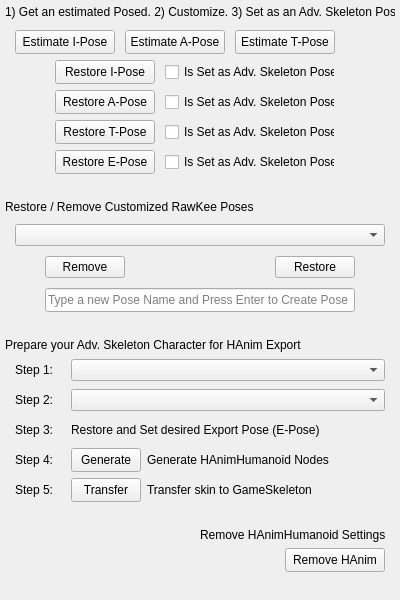
First picture: the form in rawkee4maya/maya/auxilary/RKAdvancedSkeletonEditor.ui, repository und-dream-lab/rawkee, before the edit.
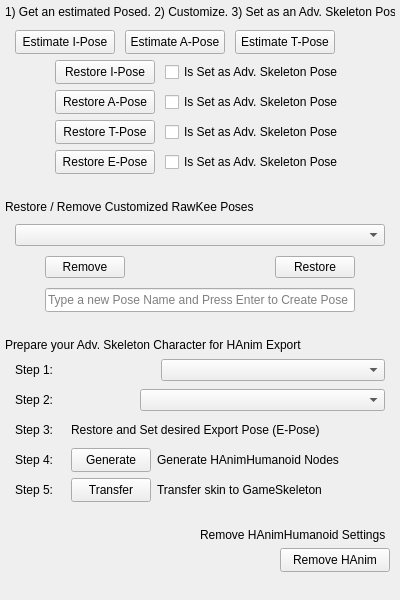
Second picture: the form after the edit.

What changed in the file:
```diff
--- a/rawkee4maya/maya/auxilary/RKAdvancedSkeletonEditor.ui
+++ b/rawkee4maya/maya/auxilary/RKAdvancedSkeletonEditor.ui
@@ -18,8 +18,8 @@
   </property>
   <property name="maximumSize">
    <size>
-    <width>400</width>
-    <height>600</height>
+    <width>16777215</width>
+    <height>16777215</height>
    </size>
   </property>
   <property name="windowTitle">
@@ -184,8 +184,8 @@
            </property>
            <property name="maximumSize">
             <size>
-             <width>170</width>
-             <height>24</height>
+             <width>16777215</width>
+             <height>16777215</height>
             </size>
            </property>
            <property name="text">
@@ -245,8 +245,8 @@
            </property>
            <property name="maximumSize">
             <size>
-             <width>170</width>
-             <height>24</height>
+             <width>16777215</width>
+             <height>16777215</height>
             </size>
            </property>
            <property name="text">
@@ -306,8 +306,8 @@
            </property>
            <property name="maximumSize">
             <size>
-             <width>170</width>
-             <height>24</height>
+             <width>16777215</width>
+             <height>16777215</height>
             </size>
            </property>
            <property name="text">
@@ -367,8 +367,8 @@
            </property>
            <property name="maximumSize">
             <size>
-             <width>170</width>
-             <height>24</height>
+             <width>16777215</width>
+             <height>16777215</height>
             </size>
            </property>
            <property name="text">
@@ -566,8 +566,8 @@
            </property>
            <property name="maximumSize">
             <size>
-             <width>50</width>
-             <height>24</height>
+             <width>16777215</width>
+             <height>16777215</height>
             </size>
            </property>
            <property name="text">
@@ -612,8 +612,8 @@
            </property>
            <property name="maximumSize">
             <size>
-             <width>50</width>
-             <height>24</height>
+             <width>16777215</width>
+             <height>16777215</height>
             </size>
            </property>
            <property name="text">
@@ -752,8 +752,8 @@
            </property>
            <property name="maximumSize">
             <size>
-             <width>70</width>
-             <height>24</height>
+             <width>16777215</width>
+             <height>16777215</height>
             </size>
            </property>
            <property name="text">
@@ -772,7 +772,7 @@
            <property name="maximumSize">
             <size>
              <width>16777215</width>
-             <height>24</height>
+             <height>16777215</height>
             </size>
            </property>
            <property name="text">
@@ -832,8 +832,8 @@
            </property>
            <property name="maximumSize">
             <size>
-             <width>70</width>
-             <height>24</height>
+             <width>16777215</width>
+             <height>16777215</height>
             </size>
            </property>
            <property name="text">
@@ -851,8 +851,8 @@
            </property>
            <property name="maximumSize">
             <size>
-             <width>170</width>
-             <height>24</height>
+             <width>16777215</width>
+             <height>16777215</height>
             </size>
            </property>
            <property name="text">
@@ -917,8 +917,8 @@
            </property>
            <property name="maximumSize">
             <size>
-             <width>100</width>
-             <height>24</height>
+             <width>16777215</width>
+             <height>16777215</height>
             </size>
            </property>
            <property name="text">
```
Left out of the diff: 42 changed lines with no effect on the pictures.
